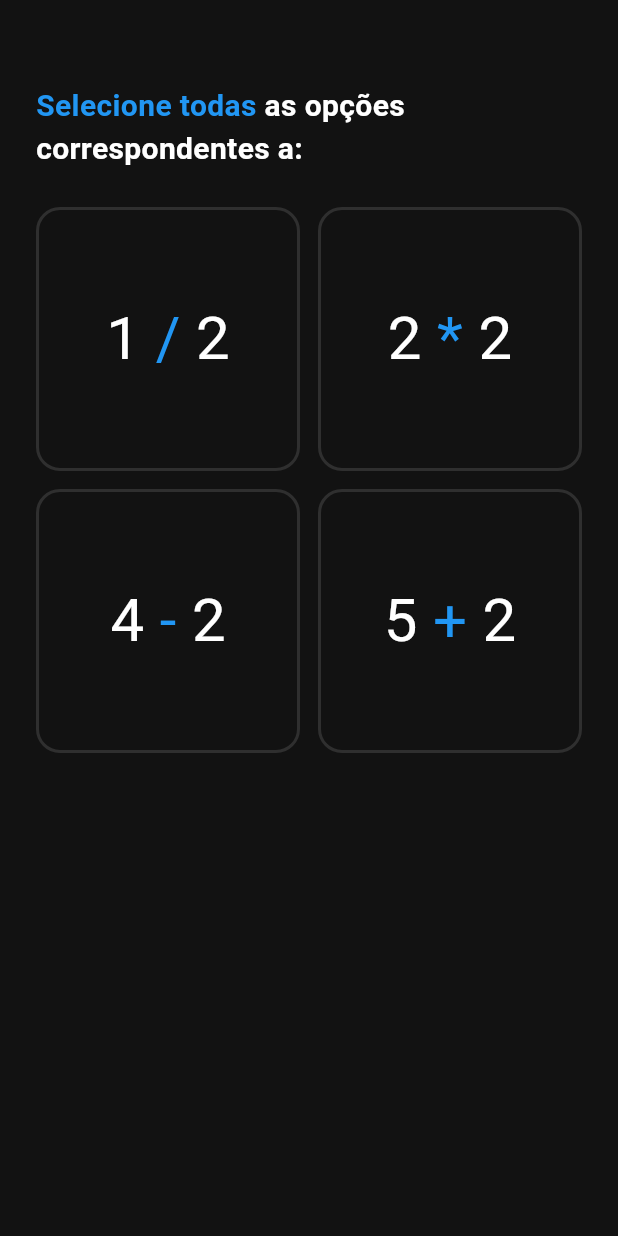
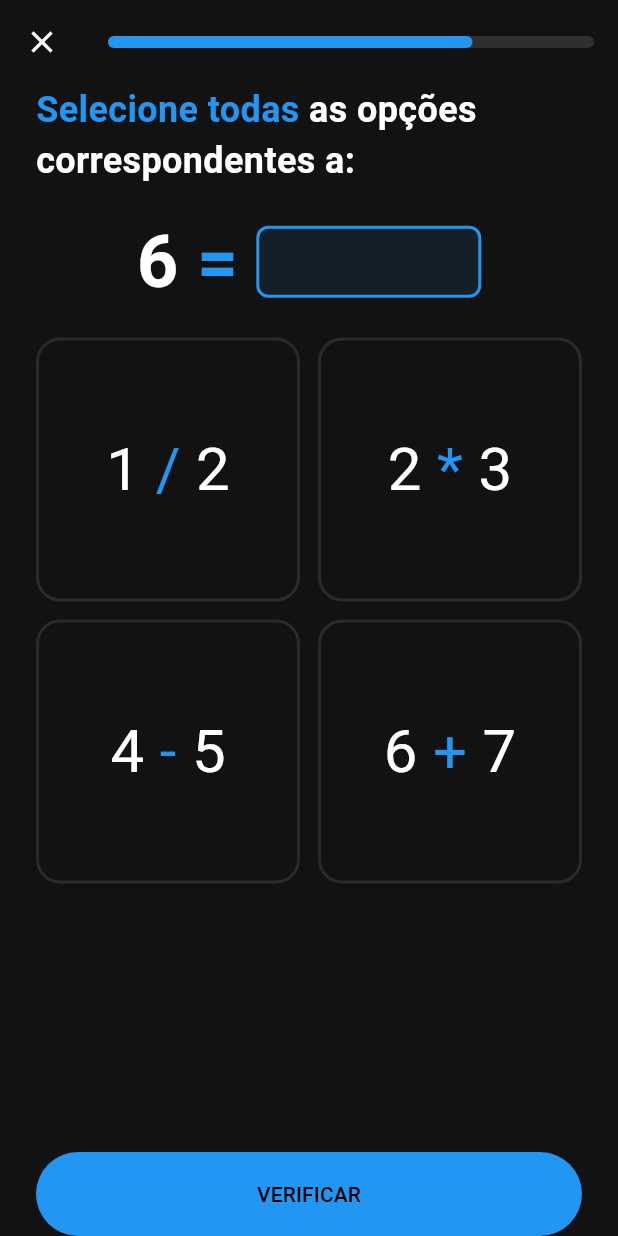
Before and after one commit to lucasdanbatista/matlingo-app, a Flutter app: the screen it shows after launch, on a phone screen of 412 x 824 dp. Run offline on Flutter 3.47's test engine with Material 3 defaults, Android fonts, the phone set to English and light mode, and no system bars.

Commit message:
Extract models

```diff
--- a/analysis_options.yaml
+++ b/analysis_options.yaml
@@ -1 +1,7 @@
 include: package:flutter_lints/flutter.yaml
+
+linter:
+  rules:
+    - prefer_single_quotes
+    - prefer_relative_imports
+    - require_trailing_commas
--- /dev/null
+++ b/lib/answer.dart
@@ -0,0 +1 @@
+abstract class Answer {}
--- a/lib/arithmetic_answer.dart
+++ b/lib/arithmetic_answer.dart
@@ -1,63 +1,13 @@
-import 'package:flutter/material.dart';
+import 'answer.dart';
 
-class ArithmeticAnswer extends StatefulWidget {
+class ArithmeticAnswer extends Answer {
   final String operand1;
+  final String operand2;
   final String operator;
-  final String operand2;
-  final ValueChanged<bool> onTap;
 
-  const ArithmeticAnswer({
-    super.key,
+  ArithmeticAnswer({
     required this.operand1,
+    required this.operand2,
     required this.operator,
-    required this.operand2,
-    required this.onTap,
   });
-
-  @override
-  State<ArithmeticAnswer> createState() => _ArithmeticAnswerState();
 }
-
-class _ArithmeticAnswerState extends State<ArithmeticAnswer> {
-  var selected = false;
-
-  @override
-  Widget build(BuildContext context) {
-    return GestureDetector(
-      onTap: () => setState(() {
-        selected = !selected;
-        widget.onTap(selected);
-      }),
-      child: Container(
-        height: 200,
-        width: 200,
-        decoration: BoxDecoration(
-          borderRadius: const BorderRadius.all(Radius.circular(16)),
-          border: Border.all(
-            color: selected
-                ? Theme.of(context).colorScheme.primary
-                : Theme.of(context).colorScheme.inverseSurface,
-            width: 2,
-          ),
-        ),
-        child: Center(
-          child: Text.rich(
-            TextSpan(
-              text: widget.operand1,
-              children: [
-                TextSpan(
-                  text: ' ${widget.operator} ',
-                  style: TextStyle(
-                    color: Theme.of(context).colorScheme.primary,
-                  ),
-                ),
-                TextSpan(text: widget.operand2),
-              ],
-            ),
-            style: const TextStyle(fontSize: 40),
-          ),
-        ),
-      ),
-    );
-  }
-}
--- /dev/null
+++ b/lib/arithmetic_answer_widget.dart
@@ -0,0 +1,61 @@
+import 'package:flutter/material.dart';
+
+import 'arithmetic_answer.dart';
+
+class ArithmeticAnswerWidget extends StatefulWidget {
+  final ArithmeticAnswer answer;
+  final ValueChanged<bool> onTap;
+
+  const ArithmeticAnswerWidget({
+    super.key,
+    required this.answer,
+    required this.onTap,
+  });
+
+  @override
+  State<ArithmeticAnswerWidget> createState() => _ArithmeticAnswerWidgetState();
+}
+
+class _ArithmeticAnswerWidgetState extends State<ArithmeticAnswerWidget> {
+  var selected = false;
+
+  @override
+  Widget build(BuildContext context) {
+    return GestureDetector(
+      onTap: () => setState(() {
+        selected = !selected;
+        widget.onTap(selected);
+      }),
+      child: Container(
+        height: 200,
+        width: 200,
+        decoration: BoxDecoration(
+          borderRadius: const BorderRadius.all(Radius.circular(16)),
+          border: Border.all(
+            color: selected
+                ? Theme.of(context).colorScheme.primary
+                : Theme.of(context).colorScheme.inverseSurface,
+            width: 2,
+          ),
+        ),
+        child: Center(
+          child: Text.rich(
+            TextSpan(
+              text: widget.answer.operand1,
+              children: [
+                TextSpan(
+                  text: ' ${widget.answer.operator} ',
+                  style: TextStyle(
+                    color: Theme.of(context).colorScheme.primary,
+                  ),
+                ),
+                TextSpan(text: widget.answer.operand2),
+              ],
+            ),
+            style: const TextStyle(fontSize: 40),
+          ),
+        ),
+      ),
+    );
+  }
+}
--- /dev/null
+++ b/lib/arithmetic_lesson_content.dart
@@ -0,0 +1,112 @@
+import 'package:flutter/material.dart';
+
+import 'arithmetic_answer.dart';
+import 'arithmetic_answer_widget.dart';
+import 'lesson.dart';
+
+class ArithmeticLessonContent extends StatelessWidget {
+  final Lesson<ArithmeticAnswer> lesson;
+
+  const ArithmeticLessonContent({
+    super.key,
+    required this.lesson,
+  });
+
+  @override
+  Widget build(BuildContext context) {
+    return SafeArea(
+      child: Padding(
+        padding: const EdgeInsets.symmetric(horizontal: 24),
+        child: Column(
+          crossAxisAlignment: CrossAxisAlignment.start,
+          children: [
+            Text.rich(
+              TextSpan(
+                text: 'Selecione todas ',
+                children: [
+                  TextSpan(
+                    text: 'as opções correspondentes a:',
+                    style: TextStyle(
+                      color: Theme.of(context).textTheme.bodyLarge?.color,
+                    ),
+                  ),
+                ],
+              ),
+              style: TextStyle(
+                color: Theme.of(context).colorScheme.primary,
+                fontSize: 24,
+                fontWeight: FontWeight.w700,
+              ),
+            ),
+            Padding(
+              padding: const EdgeInsets.symmetric(vertical: 16),
+              child: Center(
+                child: Row(
+                  mainAxisSize: MainAxisSize.min,
+                  children: [
+                    Text.rich(
+                      TextSpan(
+                        text: '${lesson.question} ',
+                        style: const TextStyle(
+                          fontSize: 48,
+                          fontWeight: FontWeight.w700,
+                        ),
+                        children: [
+                          TextSpan(
+                            text: '=',
+                            style: TextStyle(
+                              color: Theme.of(context).colorScheme.primary,
+                            ),
+                          ),
+                        ],
+                      ),
+                    ),
+                    Padding(
+                      padding: const EdgeInsets.only(left: 12),
+                      child: Container(
+                        width: 150,
+                        height: 48,
+                        decoration: BoxDecoration(
+                          color: Theme.of(context).colorScheme.surfaceContainer,
+                          borderRadius: const BorderRadius.all(
+                            Radius.circular(8),
+                          ),
+                          border: Border.all(
+                            width: 2,
+                            color: Theme.of(context).colorScheme.primary,
+                          ),
+                        ),
+                      ),
+                    ),
+                  ],
+                ),
+              ),
+            ),
+            GridView.count(
+              shrinkWrap: true,
+              crossAxisSpacing: 12,
+              mainAxisSpacing: 12,
+              crossAxisCount: 2,
+              children: lesson.answers
+                  .map(
+                    (e) => ArithmeticAnswerWidget(
+                      answer: e,
+                      onTap: (selected) {},
+                    ),
+                  )
+                  .toList(),
+            ),
+            const Spacer(),
+            FilledButton(
+              onPressed: () {},
+              style: FilledButton.styleFrom(
+                minimumSize: const Size.fromHeight(56),
+              ),
+              child: const Text('VERIFICAR'),
+            ),
+          ],
+        ),
+      ),
+    );
+  }
+}
--- /dev/null
+++ b/lib/lesson.dart
@@ -0,0 +1,11 @@
+import 'answer.dart';
+
+class Lesson<T extends Answer> {
+  final String question;
+  final List<T> answers;
+
+  Lesson({
+    required this.question,
+    required this.answers,
+  });
+}
--- a/lib/lesson_page.dart
+++ b/lib/lesson_page.dart
@@ -1,5 +1,8 @@
 import 'package:flutter/material.dart';
-import 'package:matlingo/arithmetic_answer.dart';
+
+import 'arithmetic_answer.dart';
+import 'arithmetic_lesson_content.dart';
+import 'lesson.dart';
 
 class LessonPage extends StatelessWidget {
   const LessonPage({super.key});
@@ -7,65 +10,42 @@ class LessonPage extends StatelessWidget {
   @override
   Widget build(BuildContext context) {
     return Scaffold(
-      appBar: AppBar(),
-      body: SafeArea(
-        child: Padding(
-          padding: const EdgeInsets.symmetric(horizontal: 24),
-          child: Column(
-            crossAxisAlignment: CrossAxisAlignment.start,
-            children: [
-              Text.rich(
-                TextSpan(
-                  text: 'Selecione todas ',
-                  children: [
-                    TextSpan(
-                        text: 'as opções correspondentes a:',
-                        style: TextStyle(
-                          color: Theme.of(context).textTheme.bodyLarge?.color,
-                        )),
-                  ],
+      appBar: AppBar(
+        leading: IconButton(
+          onPressed: () => Navigator.pop(context),
+          icon: const Icon(Icons.close),
         ),
-                style: TextStyle(
-                  color: Theme.of(context).colorScheme.primary,
-                  fontSize: 20,
-                  fontWeight: FontWeight.w600,
+        title: const LinearProgressIndicator(
+          value: 0.75,
+          minHeight: 8,
+          borderRadius: BorderRadius.all(Radius.circular(16)),
         ),
       ),
-              GridView.count(
-                shrinkWrap: true,
-                padding: const EdgeInsets.only(top: 24),
-                crossAxisSpacing: 12,
-                mainAxisSpacing: 12,
-                crossAxisCount: 2,
-                children: [
+      body: ArithmeticLessonContent(
+        lesson: Lesson<ArithmeticAnswer>(
+          question: '6',
+          answers: [
             ArithmeticAnswer(
               operand1: '1',
               operator: '/',
               operand2: '2',
-                    onTap: (selected) {},
             ),
             ArithmeticAnswer(
               operand1: '2',
               operator: '*',
-                    operand2: '2',
-                    onTap: (selected) {},
+              operand2: '3',
             ),
             ArithmeticAnswer(
               operand1: '4',
               operator: '-',
-                    operand2: '2',
-                    onTap: (selected) {},
+              operand2: '5',
             ),
             ArithmeticAnswer(
-                    operand1: '5',
+              operand1: '6',
               operator: '+',
-                    operand2: '2',
-                    onTap: (selected) {},
+              operand2: '7',
             ),
           ],
-              )
-            ],
-          ),
         ),
       ),
     );
--- a/lib/main.dart
+++ b/lib/main.dart
@@ -1,5 +1,6 @@
 import 'package:flutter/material.dart';
-import 'package:matlingo/lesson_page.dart';
+
+import 'lesson_page.dart';
 
 void main() {
   runApp(const MainApp());
@@ -12,9 +13,13 @@ class MainApp extends StatelessWidget {
   Widget build(BuildContext context) {
     return MaterialApp(
       theme: ThemeData(
-        colorScheme: const ColorScheme.dark(
+        colorScheme: ColorScheme.dark(
           primary: Colors.blue,
-          inverseSurface: Colors.white12,
+          inverseSurface: Colors.white10,
+          surfaceContainer: Colors.blue.withOpacity(0.10),
+        ),
+        progressIndicatorTheme: const ProgressIndicatorThemeData(
+          linearTrackColor: Colors.white12,
         ),
       ),
       routes: {
```
Lines whose indentation alone changed are shown as unchanged.
